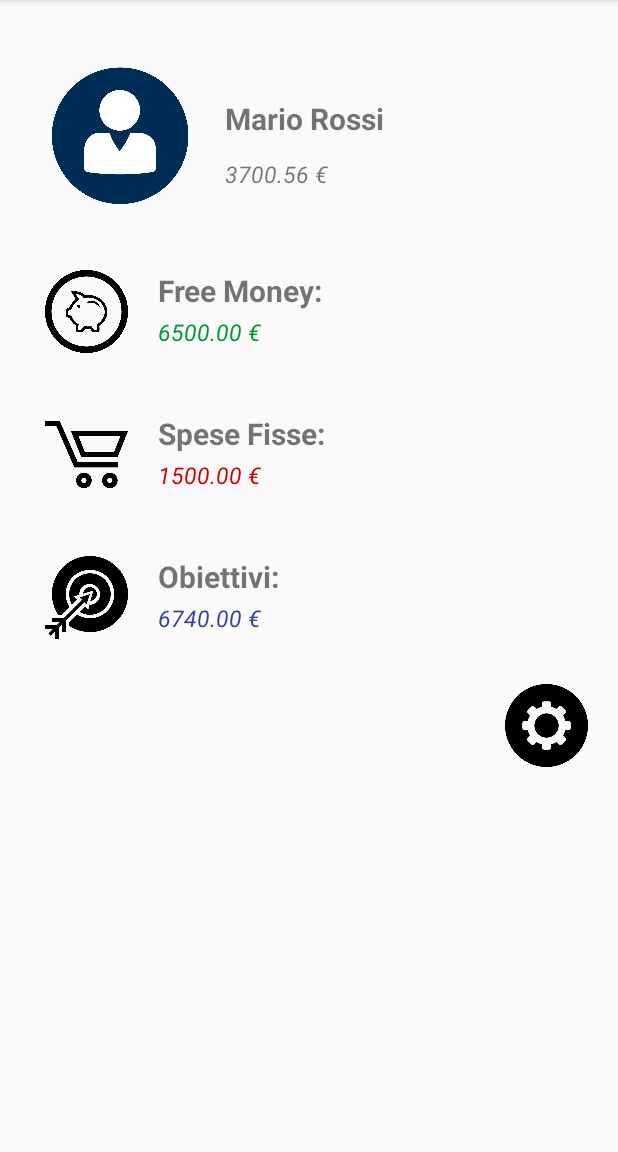
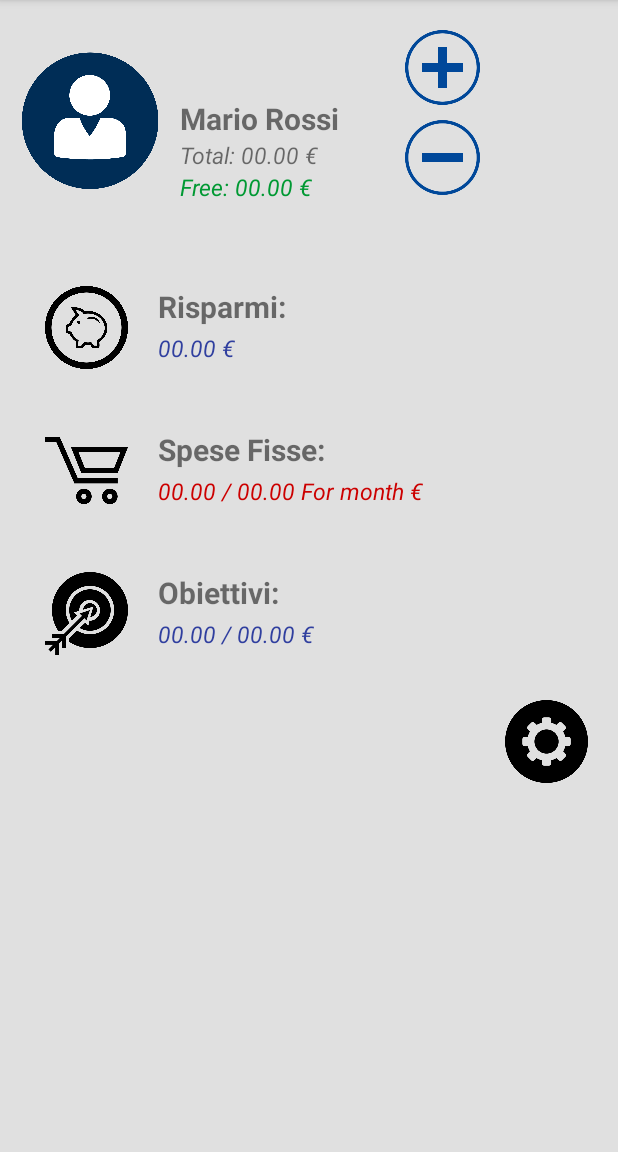
Before and after one commit to DamienCg/Bilanciami, an Android app: the screen it shows after launch (MainActivity), on a phone screen of 412 x 824 dp, the part 84-1236 px from its top. Run offline under Robolectric (Android 15) with nearby library versions, the phone set to English and light mode, and no system bars.

Commit message:
end activity main

```diff
--- a/app/src/main/res/layout/activity_main.xml
+++ b/app/src/main/res/layout/activity_main.xml
@@ -5,6 +5,7 @@
     xmlns:app="http://schemas.android.com/apk/res-auto"
     android:layout_width="match_parent"
     android:layout_height="match_parent"
+    android:background="@color/Grey"
     tools:context=".MainActivity">
 
 
@@ -20,13 +21,58 @@
             android:layout_height="wrap_content"
             android:orientation="horizontal">
 
-            <ImageView
+            <Button
                 android:id="@+id/imageView"
                 android:layout_width="100dp"
                 android:layout_height="100dp"
-                android:layout_marginTop="40dp"
-                android:layout_marginLeft="30dp"
+                android:layout_marginTop="30dp"
+                android:layout_marginLeft="10dp"
                 android:background="@drawable/user" />
+
+            <LinearLayout
+                android:layout_width="match_parent"
+                android:layout_height="wrap_content"
+                android:orientation="horizontal">
+
+                <LinearLayout
+                    android:layout_width="160dp"
+                    android:layout_height="wrap_content"
+                    android:orientation="vertical">
+
+
+                    <TextView
+                        android:id="@+id/NameUser"
+                        android:layout_width="wrap_content"
+                        android:layout_height="wrap_content"
+                        android:layout_marginLeft="10dp"
+                        android:layout_marginTop="65dp"
+                        android:layout_weight="1"
+                        android:text="Mario Rossi"
+                        android:textSize="20dp"
+                        android:textStyle="bold" />
+
+                    <TextView
+                        android:id="@+id/Totalmoney"
+                        android:layout_width="wrap_content"
+                        android:layout_height="wrap_content"
+                        android:layout_marginLeft="10dp"
+                        android:layout_weight="1"
+                        android:text="Total: 00.00 €"
+                        android:textSize="15dp"
+                        android:textStyle="italic" />
+
+                    <TextView
+                        android:id="@+id/Freemoney"
+                        android:layout_width="wrap_content"
+                        android:layout_height="wrap_content"
+                        android:layout_marginLeft="10dp"
+                        android:layout_weight="1"
+                        android:text="Free: 00.00 €"
+                        android:textColor="@color/Green"
+                        android:textSize="15dp"
+                        android:textStyle="italic" />
+
+                </LinearLayout>
 
                 <LinearLayout
                     android:layout_width="match_parent"
@@ -34,37 +80,35 @@
                     android:orientation="vertical">
 
 
-                    <TextView
-                        android:id="@+id/NameUser"
-                        android:layout_width="wrap_content"
-                        android:layout_height="wrap_content"
-                        android:layout_marginTop="65dp"
-                        android:layout_marginLeft="20dp"
-                        android:textSize="20dp"
-                        android:textStyle="bold"
-                        android:layout_weight="1"
-                        android:text="Mario Rossi" />
+                    <Button
+                        android:id="@+id/buttonAdd"
+                        android:layout_marginTop="20dp"
+                        android:layout_width="50dp"
+                        android:layout_height="50dp"
+                        android:layout_marginBottom="10dp"
+                        android:background="@drawable/plus" />
 
-                    <TextView
-                        android:id="@+id/Totalmoney"
-                        android:layout_width="wrap_content"
-                        android:layout_height="wrap_content"
-                        android:layout_marginLeft="20dp"
-                        android:layout_weight="1"
-                        android:textStyle="italic"
-                        android:textSize="15dp"
-                        android:text="3700.56 €" />
-
+                    <Button
+                        android:id="@+id/buttonPay"
+                        android:layout_width="50dp"
+                        android:layout_height="50dp"
+                        android:background="@drawable/minus" />
                 </LinearLayout>
 
+
+            </LinearLayout>
+
         </LinearLayout>
+
+
 
         <LinearLayout
             android:layout_width="match_parent"
             android:layout_height="wrap_content"
+            android:layout_marginTop="15dp"
             android:orientation="horizontal">
 
-            <ImageView
+            <Button
                 android:id="@+id/imageViewFreemoney"
                 android:layout_width="55dp"
                 android:layout_height="55dp"
@@ -80,7 +124,7 @@
 
 
                 <TextView
-                    android:id="@+id/TextFreeMoney"
+                    android:id="@+id/TextRisparmi"
                     android:layout_width="wrap_content"
                     android:layout_height="wrap_content"
                     android:layout_marginTop="40dp"
@@ -88,18 +132,18 @@
                     android:textSize="20dp"
                     android:textStyle="bold"
                     android:layout_weight="1"
-                    android:text="Free Money:" />
+                    android:text="Risparmi:" />
 
                 <TextView
-                    android:id="@+id/currentFreemoney"
+                    android:id="@+id/currentRisparmi"
                     android:layout_width="wrap_content"
                     android:layout_height="wrap_content"
                     android:layout_marginLeft="20dp"
                     android:layout_weight="1"
                     android:textStyle="italic"
                     android:textSize="15dp"
-                    android:textColor="@color/Green"
-                    android:text="6500.00 €" />
+                    android:textColor="@color/colorPrimaryDark"
+                    android:text="00.00 €" />
 
             </LinearLayout>
         </LinearLayout>
@@ -109,7 +153,7 @@
             android:layout_height="wrap_content"
             android:orientation="horizontal">
 
-            <ImageView
+            <Button
                 android:id="@+id/imageViewSpeseFisse"
                 android:layout_width="55dp"
                 android:layout_height="55dp"
@@ -144,7 +188,7 @@
                     android:textStyle="italic"
                     android:textSize="15dp"
                     android:textColor="@color/red"
-                    android:text="1500.00 €" />
+                    android:text="00.00 / 00.00 For month €" />
 
             </LinearLayout>
         </LinearLayout>
@@ -154,7 +198,7 @@
             android:layout_height="wrap_content"
             android:orientation="horizontal">
 
-            <ImageView
+            <Button
                 android:id="@+id/imageViewTarget"
                 android:layout_width="55dp"
                 android:layout_height="55dp"
@@ -189,7 +233,7 @@
                     android:textStyle="italic"
                     android:textSize="15dp"
                     android:textColor="@color/colorPrimaryDark"
-                    android:text="6740.00 €" />
+                    android:text="00.00 / 00.00 €" />
 
             </LinearLayout>
         </LinearLayout>
@@ -204,7 +248,7 @@
                 android:layout_height="wrap_content"
                 android:layout_weight="1" />
 
-            <ImageView
+            <Button
                 android:id="@+id/imageViewTarget"
                 android:layout_width="55dp"
                 android:layout_height="55dp"
--- a/app/src/main/res/values/colors.xml
+++ b/app/src/main/res/values/colors.xml
@@ -5,4 +5,5 @@
     <color name="colorAccent">#FF4081</color>
     <color name="Green">#009933</color>
     <color name="red">#cc0000</color>
+    <color name="Grey">#E0E0E0</color>
 </resources>
```
Also changed, not shown: app/src/main/res/drawable/minus.png (added), app/src/main/res/drawable/plus.png (added), 1 other file.
